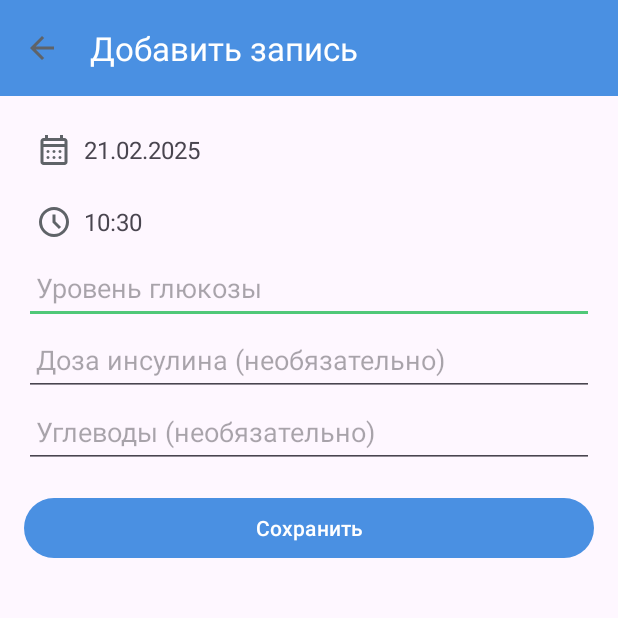
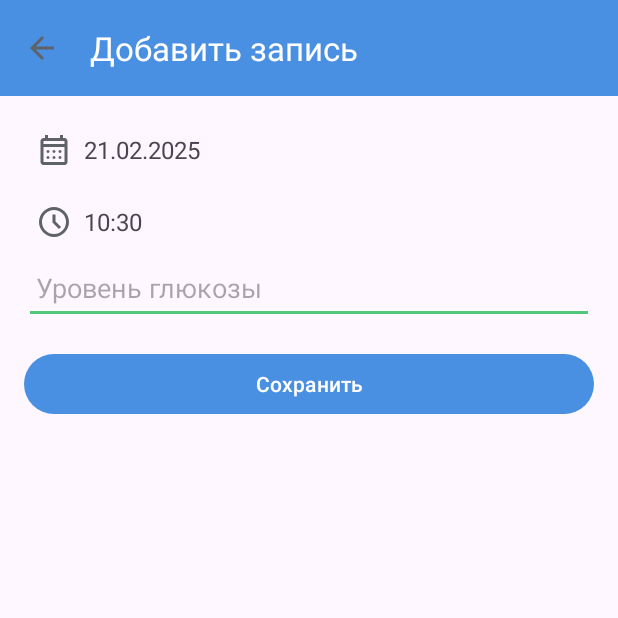
Before and after one commit to VladislavGundorin/MyDiabetesApp, an Android app: the AddEntryActivity screen opened directly, with no data from a screen before it, on a phone screen of 412 x 824 dp, the top half of it. Run offline under Robolectric (Android 15) with nearby library versions, the phone set to English and light mode, and no system bars; our stand-ins replace Room's generated code.

Commit message:
small fix add entry

```diff
--- a/app/build.gradle.kts
+++ b/app/build.gradle.kts
@@ -52,7 +52,7 @@ dependencies {
     androidTestImplementation(libs.androidx.junit)
     androidTestImplementation(libs.androidx.espresso.core)
     //я добавил!
-    implementation("com.google.android.material:material:1.9.0")
+    implementation("com.google.android.material:material:1.11.0")
 
     // Room Database
     implementation("androidx.room:room-runtime:2.6.1")
--- a/app/src/main/java/com/example/mydiabetesapp/data/database/GlucoseEntry.kt
+++ b/app/src/main/java/com/example/mydiabetesapp/data/database/GlucoseEntry.kt
@@ -9,6 +9,4 @@ data class GlucoseEntry (
     val date: String,
     val time: String,
     val glucoseLevel: Float,
-    val insulineDose: Float?,
-    val carbs: Float?
 )
--- a/app/src/main/java/com/example/mydiabetesapp/ui/addentry/AddEntryActivity.kt
+++ b/app/src/main/java/com/example/mydiabetesapp/ui/addentry/AddEntryActivity.kt
@@ -65,16 +65,12 @@ class AddEntryActivity : AppCompatActivity() {
             val date = binding.tvDate.text.toString()
             val time = binding.tvTime.text.toString()
             val glucoseLevel = binding.etGlucose.text.toString().toFloatOrNull()
-            val insulinDose = binding.etInsulin.text.toString().toFloatOrNull()
-            val carbs = binding.etCarbs.text.toString().toFloatOrNull()
 
             if (date.isNotEmpty() && time.isNotEmpty() && glucoseLevel != null) {
                 val entry = GlucoseEntry(
                     date = date,
                     time = time,
                     glucoseLevel = glucoseLevel,
-                    insulineDose = insulinDose,
-                    carbs = carbs
                 )
                 viewModel.addEntry(entry)
                 Toast.makeText(this, "Запись добавлена", Toast.LENGTH_SHORT).show()
--- a/app/src/main/java/com/example/mydiabetesapp/ui/journal/GlucoseAdapter.kt
+++ b/app/src/main/java/com/example/mydiabetesapp/ui/journal/GlucoseAdapter.kt
@@ -23,8 +23,6 @@ class GlucoseAdapter(
             tvDate.text = entry.date
             tvTime.text = entry.time
             tvGlucoseLevel.text = "Глюкоза: ${entry.glucoseLevel}"
-            tvInsulinDose.text = "Инсулин: ${entry.insulineDose ?: "не указано"}"
-            tvCarbs.text = "Углеводы: ${entry.carbs ?: "не указано"}"
         }
     }
 
--- a/app/src/main/res/layout/activity_add_entry.xml
+++ b/app/src/main/res/layout/activity_add_entry.xml
@@ -14,10 +14,6 @@
         app:title="Добавить запись"
         app:titleTextColor="@android:color/white"
         app:navigationIcon="@drawable/ic_arrow_back" />
-
-    <ScrollView
-        android:layout_width="match_parent"
-        android:layout_height="match_parent">
 
         <LinearLayout
             android:layout_width="match_parent"
@@ -85,23 +81,6 @@
                 android:padding="8dp"
                 android:hint="Уровень глюкозы" />
 
-            <EditText
-                android:id="@+id/etInsulin"
-                android:layout_width="match_parent"
-                android:layout_height="wrap_content"
-                android:inputType="numberDecimal"
-                android:minHeight="48dp"
-                android:padding="8dp"
-                android:hint="Доза инсулина (необязательно)" />
-
-            <EditText
-                android:id="@+id/etCarbs"
-                android:layout_width="match_parent"
-                android:layout_height="wrap_content"
-                android:inputType="numberDecimal"
-                android:minHeight="48dp"
-                android:padding="8dp"
-                android:hint="Углеводы (необязательно)" />
 
             <Button
                 android:id="@+id/btnSave"
@@ -110,5 +89,4 @@
                 android:text="Сохранить"
                 android:layout_marginTop="16dp"/>
         </LinearLayout>
-    </ScrollView>
 </LinearLayout>
```
Also changed, not shown: app/src/main/java/com/example/mydiabetesapp/data/database/AppDatabase.kt (+5 -3 lines), app/src/main/res/layout/item_glucose_entry.xml (+0 -19 lines).
